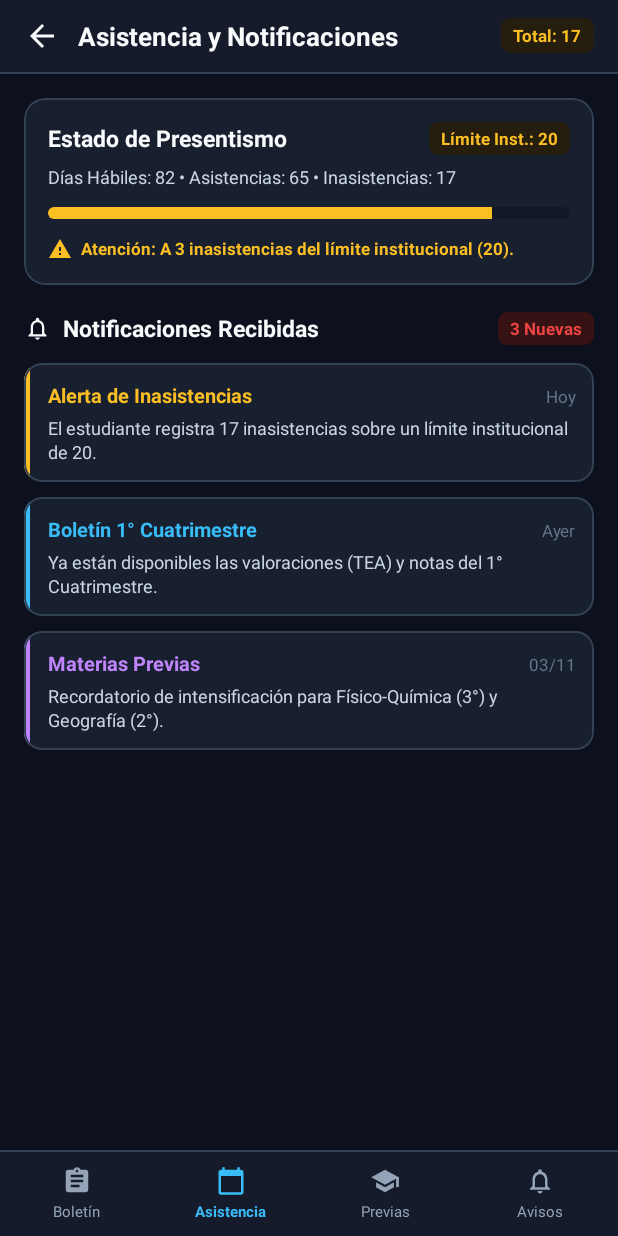
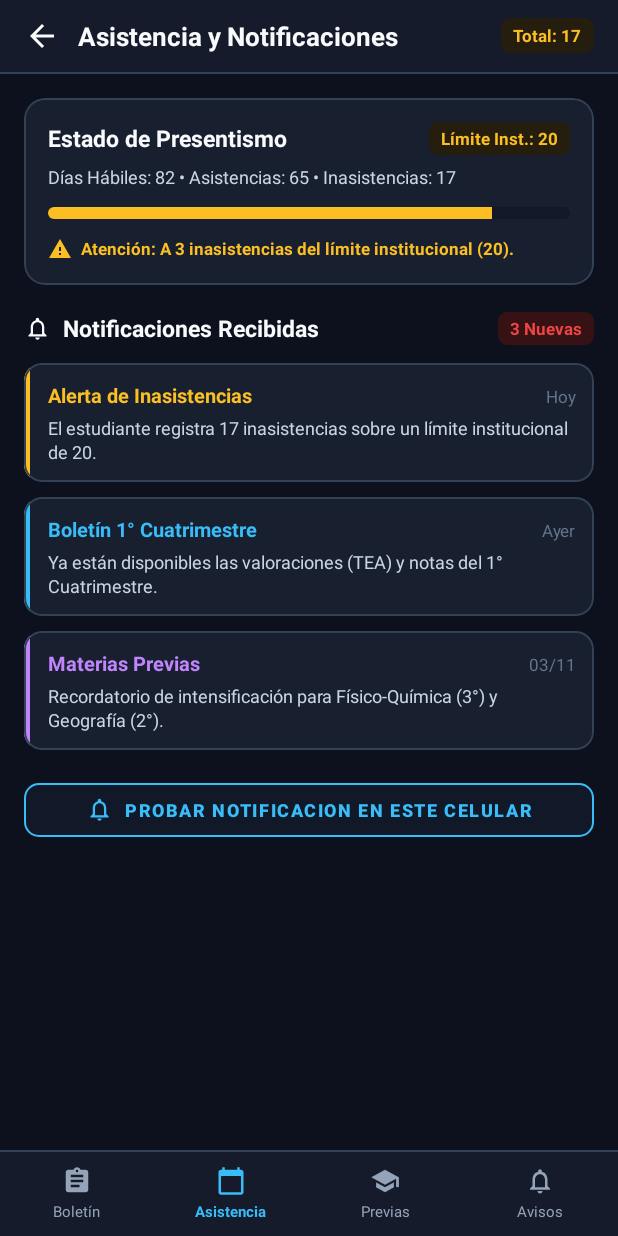
Before and after one commit to yamilacode/boletin-digital-android, an Android app: the AsistenciaAvisosActivity screen opened directly, with no data from a screen before it, on a phone screen of 412 x 824 dp. Run offline under Robolectric (Android 15) with nearby library versions, the phone set to English and light mode, and no system bars; network calls fail.

Commit message:
agrego servicio de notificaciones push con firebase y prueba de avisos

```diff
--- a/app/build.gradle.kts
+++ b/app/build.gradle.kts
@@ -41,7 +41,8 @@ dependencies {
 
     // Firebase Cloud y Autenticacion (Requerimiento R4 Catedra Monaco y Alonso)
     implementation(platform("com.google.firebase:firebase-bom:33.7.0"))
-    implementation("com.google.firebase:firebase-auth")
+        implementation("com.google.firebase:firebase-auth")
+    implementation("com.google.firebase:firebase-messaging")
     implementation("com.google.android.gms:play-services-auth:21.3.0")
 
     testImplementation(libs.junit)
--- a/app/src/main/res/layout/activity_asistencia_avisos.xml
+++ b/app/src/main/res/layout/activity_asistencia_avisos.xml
@@ -398,7 +398,28 @@
                 </LinearLayout>
             </com.google.android.material.card.MaterialCardView>
 
-        </LinearLayout>
+
+            <!-- BOTON INTERACTIVO: PROBAR NOTIFICACION PUSH EN EL CELULAR (FCM - R4) -->
+            <com.google.android.material.button.MaterialButton
+                android:id="@+id/btnProbarNotificacion"
+                style="@style/Widget.MaterialComponents.Button.OutlinedButton"
+                android:layout_width="match_parent"
+                android:layout_height="48dp"
+                android:layout_marginTop="16dp"
+                android:layout_marginBottom="12dp"
+                android:backgroundTint="@color/bg_surface"
+                android:text="PROBAR NOTIFICACION EN ESTE CELULAR"
+                android:textColor="@color/color_primary"
+                android:textSize="12sp"
+                android:textStyle="bold"
+                app:cornerRadius="10dp"
+                app:icon="@drawable/ic_notifications"
+                app:iconGravity="textStart"
+                app:iconPadding="8dp"
+                app:iconTint="@color/color_primary"
+                app:strokeColor="@color/color_primary"
+                app:strokeWidth="1dp" />
+</LinearLayout>
     </ScrollView>
 
     <!-- BARRA DE NAVEGACIÓN INFERIOR (BOTTOM NAVIGATION) -->
```
Also changed, not shown: app/src/main/AndroidManifest.xml (+10 -0 lines), app/src/main/java/com/example/boletindigital/AsistenciaAvisosActivity.java (+60 -2 lines), app/src/main/java/com/example/boletindigital/BoletinFirebaseMessagingService.java (added, +127 -0 lines).
